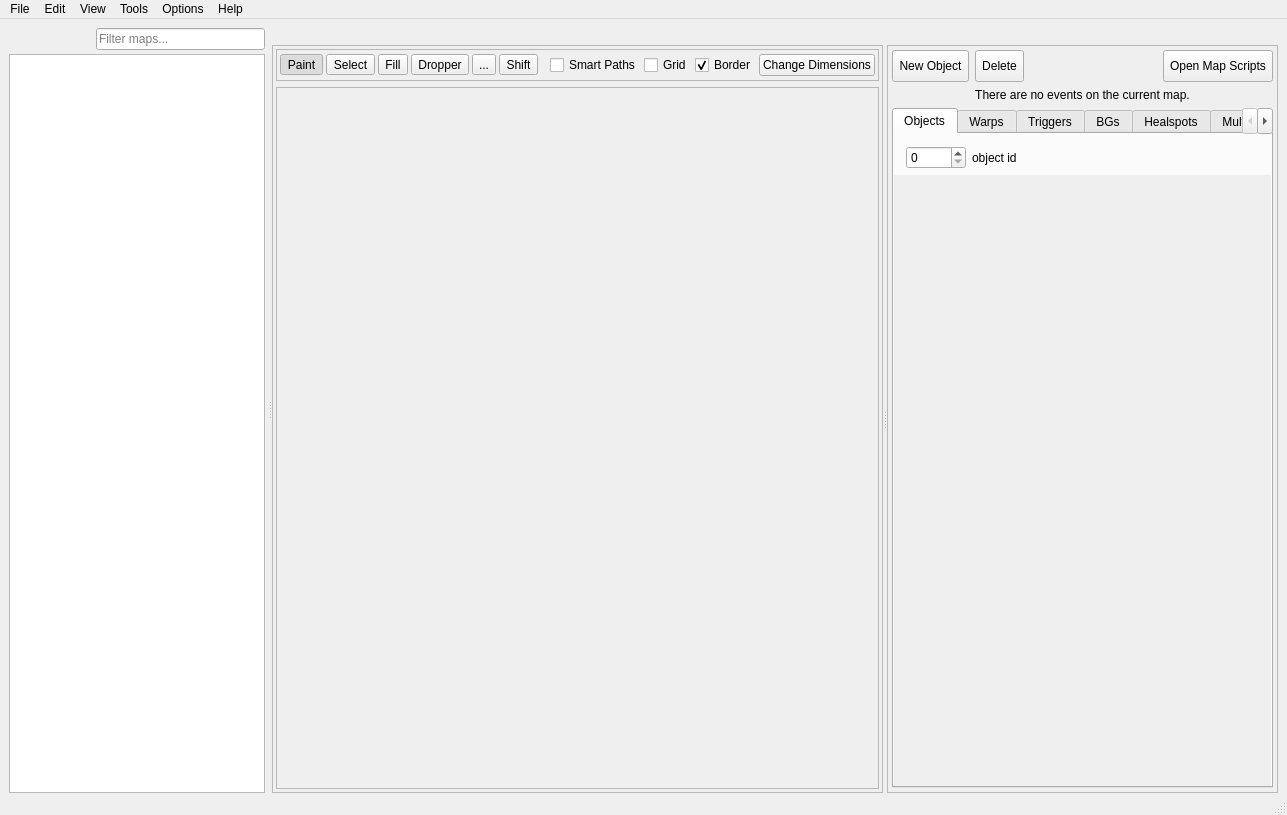
Before: the Qt Designer form forms/mainwindow.ui in huderlem/porymap, drawn with Qt 5.
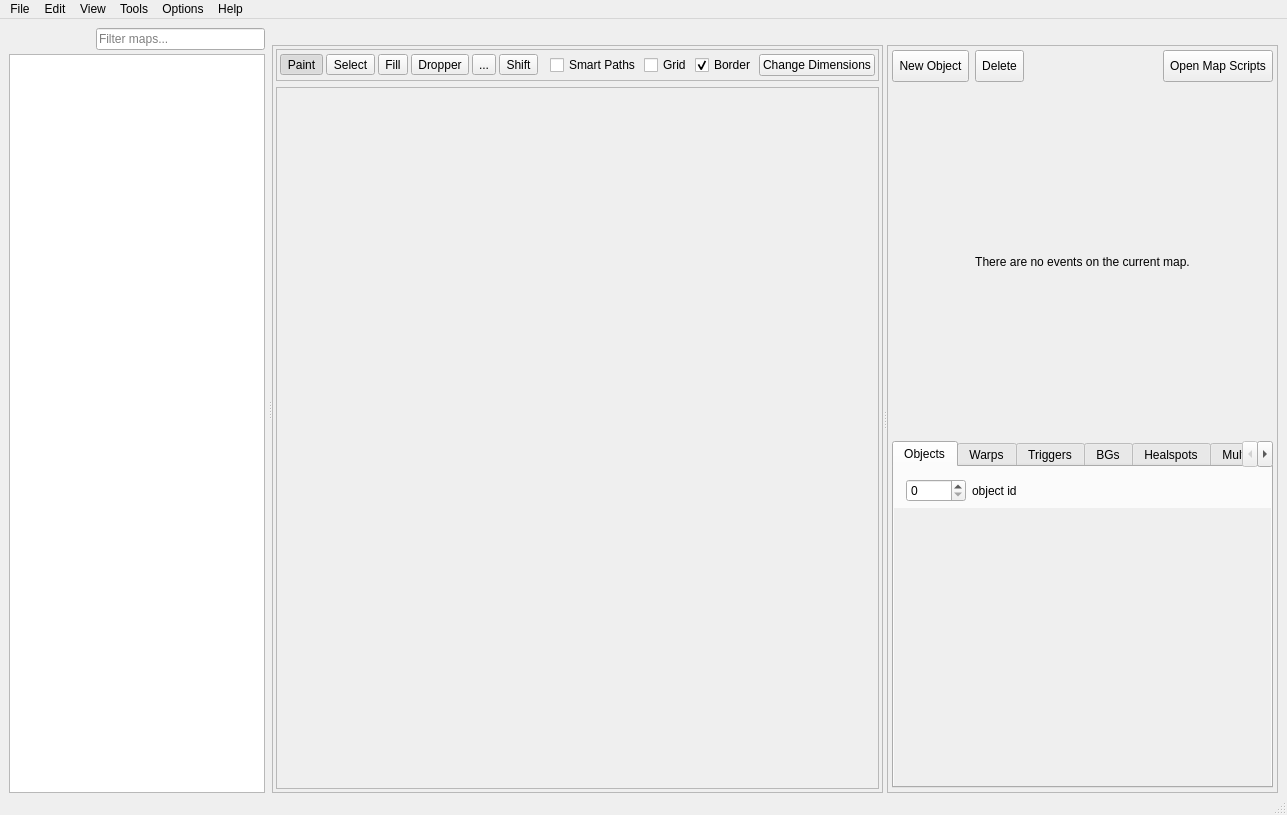
After: the same form once the commit is applied. The open tabs and pages were chosen to show the change. Icons and pictures are not drawn. Custom widgets are drawn as their Qt base class.

Commit message: Fix event tab sizing behavior

```diff
--- a/forms/mainwindow.ui
+++ b/forms/mainwindow.ui
@@ -1387,7 +1387,7 @@
                    </property>
                    <property name="minimumSize">
                     <size>
-                     <width>330</width>
+                     <width>0</width>
                      <height>0</height>
                     </size>
                    </property>
@@ -1527,6 +1527,12 @@
                     </item>
                     <item row="2" column="0">
                      <widget class="QTabWidget" name="tabWidget_EventType">
+                      <property name="sizePolicy">
+                       <sizepolicy hsizetype="Minimum" vsizetype="Preferred">
+                        <horstretch>0</horstretch>
+                        <verstretch>0</verstretch>
+                       </sizepolicy>
+                      </property>
                       <property name="currentIndex">
                        <number>0</number>
                       </property>
```
